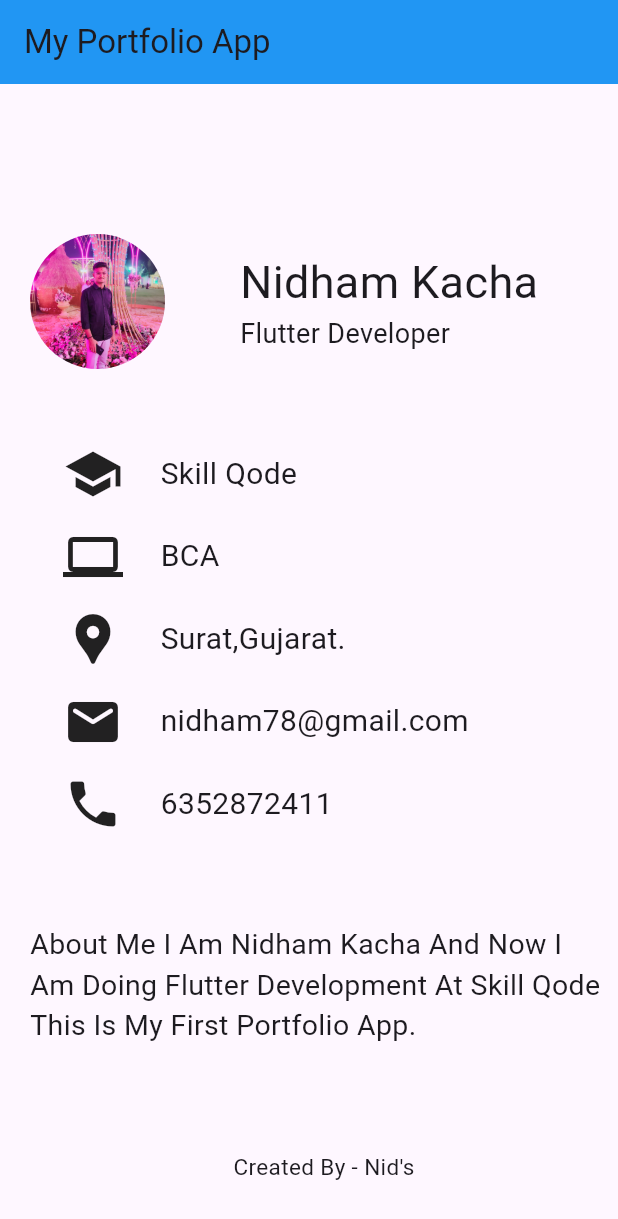
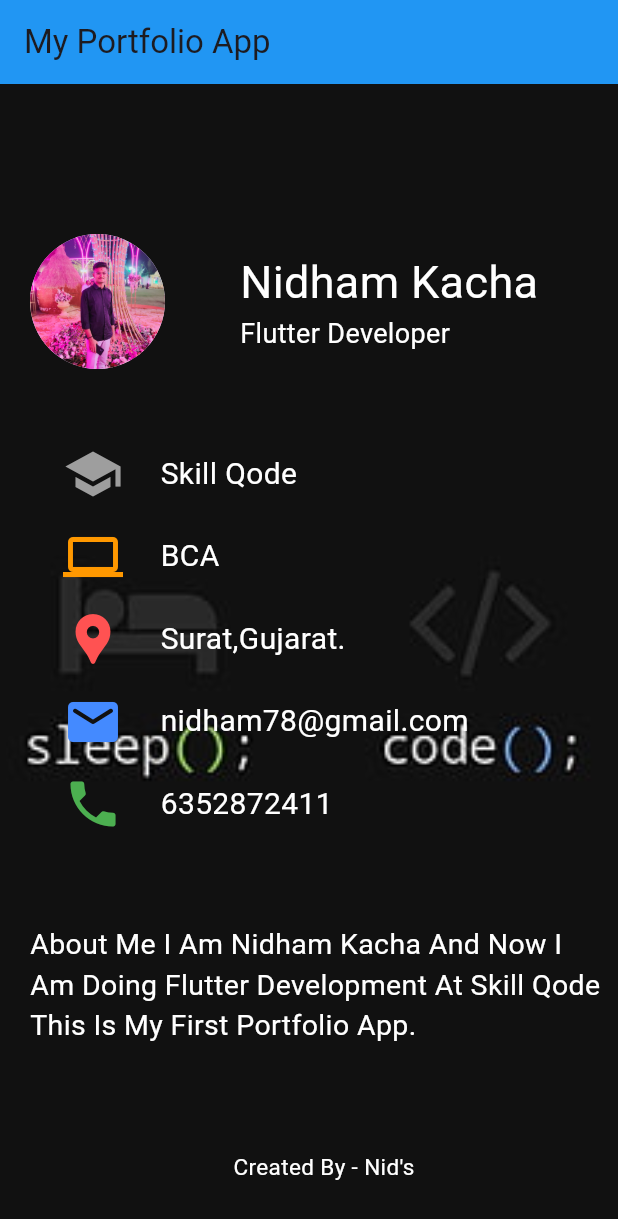
Before and after one commit to nidhamkacha/myflutterlearning, a Flutter app: the screen it shows after launch, on a phone screen of 412 x 824 dp. Shown: the top 1219 px of the screen. Run offline on Flutter 3.47's test engine with Material 3 defaults, Android fonts, the phone set to English and light mode, and no system bars.

Commit message:
5-1-24
Signed-off-by: Nidham Kacha <nidham78@gmail.com>

```diff
--- a/youtubelearn/lib/main.dart
+++ b/youtubelearn/lib/main.dart
@@ -17,7 +17,12 @@ class MyApp extends StatelessWidget {
         title: Text('My Portfolio App'),
         backgroundColor: Colors.blue,
       ),
-      body: const Padding(
+      body: Container(
+        decoration: const BoxDecoration(
+          image: DecorationImage(
+              image: AssetImage('images/wallpaper.jpg'), fit: BoxFit.cover),
+        ),
+        child: const Padding(
           padding: EdgeInsets.only(top: 100.0, left: 20),
           child: Column(
             children: [
@@ -35,11 +40,11 @@ class MyApp extends StatelessWidget {
                     children: [
                       Text(
                         "Nidham Kacha",
-                      style: TextStyle(fontSize: 30),
+                        style: TextStyle(fontSize: 30, color: Colors.white),
                       ),
                       Text(
                         "Flutter Developer",
-                      style: TextStyle(fontSize: 18),
+                        style: TextStyle(fontSize: 18, color: Colors.white),
                       )
                     ],
                   )
@@ -52,16 +57,13 @@ class MyApp extends StatelessWidget {
                   children: [
                     Row(
                       children: [
-                      Icon(
-                        Icons.school,
-                        size: 40,
-                      ),
+                        Icon(Icons.school, size: 40, color: Colors.grey),
                         SizedBox(
                           width: 25,
                         ),
                         Text(
                           "Skill Qode",
-                        style: TextStyle(fontSize: 20),
+                          style: TextStyle(fontSize: 20, color: Colors.white),
                         ),
                       ],
                     ),
@@ -70,16 +72,13 @@ class MyApp extends StatelessWidget {
                     ),
                     Row(
                       children: [
-                      Icon(
-                        Icons.computer,
-                        size: 40,
-                      ),
+                        Icon(Icons.computer, size: 40, color: Colors.orange),
                         SizedBox(
                           width: 25,
                         ),
                         Text(
                           "BCA",
-                        style: TextStyle(fontSize: 20),
+                          style: TextStyle(fontSize: 20, color: Colors.white),
                         ),
                       ],
                     ),
@@ -88,16 +87,14 @@ class MyApp extends StatelessWidget {
                     ),
                     Row(
                       children: [
-                      Icon(
-                        Icons.location_pin,
-                        size: 40,
-                      ),
+                        Icon(Icons.location_pin,
+                            size: 40, color: Colors.redAccent),
                         SizedBox(
                           width: 25,
                         ),
                         Text(
                           "Surat,Gujarat.",
-                        style: TextStyle(fontSize: 20),
+                          style: TextStyle(fontSize: 20, color: Colors.white),
                         ),
                       ],
                     ),
@@ -109,13 +106,14 @@ class MyApp extends StatelessWidget {
                         Icon(
                           Icons.email_rounded,
                           size: 40,
+                          color: Colors.blueAccent,
                         ),
                         SizedBox(
                           width: 25,
                         ),
                         Text(
                           "nidham78@gmail.com",
-                        style: TextStyle(fontSize: 20),
+                          style: TextStyle(fontSize: 20, color: Colors.white),
                         ),
                       ],
                     ),
@@ -127,13 +125,14 @@ class MyApp extends StatelessWidget {
                         Icon(
                           Icons.phone,
                           size: 40,
+                          color: Colors.green,
                         ),
                         SizedBox(
                           width: 25,
                         ),
                         Text(
                           "6352872411",
-                        style: TextStyle(fontSize: 20),
+                          style: TextStyle(fontSize: 20, color: Colors.white),
                         ),
                       ],
                     ),
@@ -147,9 +146,7 @@ class MyApp extends StatelessWidget {
                 padding: EdgeInsets.only(right: 10),
                 child: Text(
                   "About Me I Am Nidham Kacha And Now I Am Doing Flutter Development At Skill Qode This Is My First Portfolio App.",
-                style: TextStyle(
-                  fontSize: 19,
-                ),
+                  style: TextStyle(fontSize: 19, color: Colors.white),
                 ),
               ),
               SizedBox(
@@ -157,9 +154,10 @@ class MyApp extends StatelessWidget {
               ),
               Text(
                 "Created By - Nid's",
-              style: TextStyle(fontSize: 15),
+                style: TextStyle(fontSize: 15, color: Colors.white),
               ),
             ],
+          ),
         ),
       ),
     );
--- a/youtubelearn/pubspec.yaml
+++ b/youtubelearn/pubspec.yaml
@@ -61,6 +61,7 @@ flutter:
   # To add assets to your application, add an assets section, like this:
   assets:
     - images/mylogo.jpg
+    - images/wallpaper.jpg
     # - images/a_dot_ham.jpeg
 
   # An image asset can refer to one or more resolution-specific "variants", see
```
Also changed, not shown: youtubelearn/fonts/RobotoMono-VariableFont_wght.ttf (added), youtubelearn/images/secondwallpaper.png (added), youtubelearn/images/wallpaper.jpg (added). Lines whose indentation alone changed are shown as unchanged.
